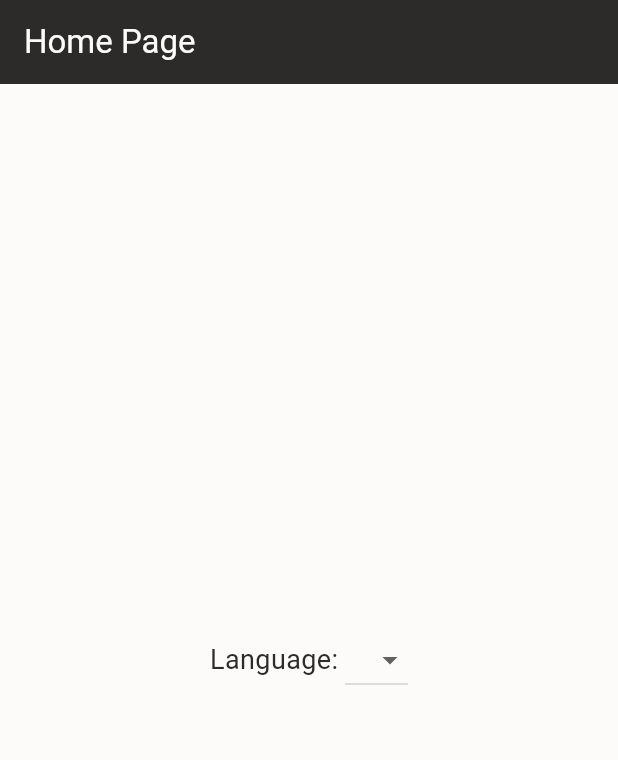
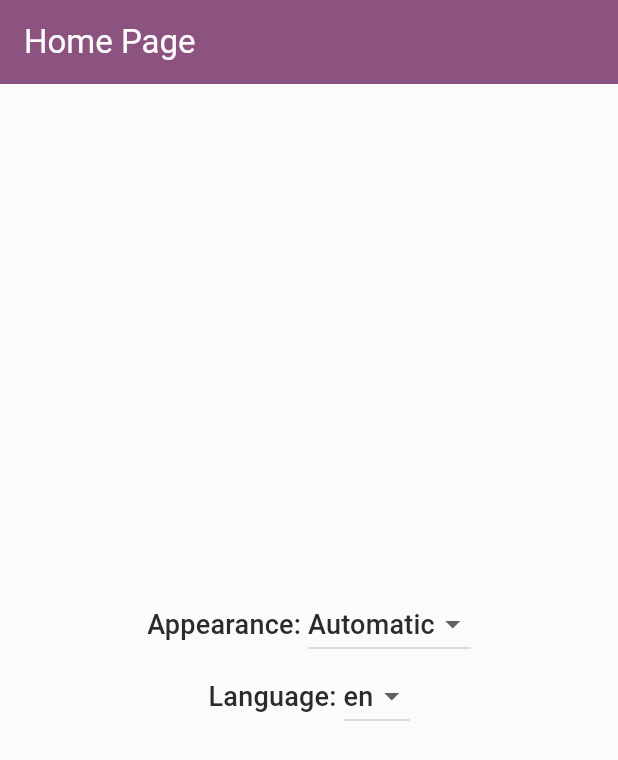
Before and after one commit to Combifightet/CombiToys, a Flutter app: the screen it shows after launch, on a phone screen of 412 x 824 dp. Shown: the top 760 px of the screen. Run offline on Flutter 3.47's test engine with Material 3 defaults, Android fonts, the phone set to English and light mode, and no system bars.

Commit message:
[Feat] added light dark theme switch overhead

```diff
--- a/lib/app/combi_toys.dart
+++ b/lib/app/combi_toys.dart
@@ -1,4 +1,6 @@
 
+import 'package:combi_toys/theme/dark_theme.dart';
+import 'package:combi_toys/theme/light_theme.dart';
 import 'package:flutter/material.dart';
 import 'package:provider/provider.dart';
 
@@ -11,13 +13,39 @@ class CombiToys extends StatelessWidget {
   @override
   Widget build(BuildContext context) {
     return ChangeNotifierProvider(
-      create: (context) => LocaleModel(),
-      child: Consumer<LocaleModel>(
-        builder: (context, localeModel, child) => MaterialApp(
+      create: (context) => GlobalSettingsModel(),
+      child: Consumer<GlobalSettingsModel>(
+        builder: (context, globalSettingsModel, child) => MaterialApp(
           title: 'CombiToys',
           localizationsDelegates: AppLocalizations.localizationsDelegates,
           supportedLocales: AppLocalizations.supportedLocales,
-          locale: localeModel.locale,
+          locale: globalSettingsModel.locale,
+          localeListResolutionCallback: (List<Locale>? preferredLocales, Iterable<Locale> supportedLocales) {
+            print('-----------------------------------');
+            print('preferredLocales: $preferredLocales');
+            print('supportedLocales: $supportedLocales');
+            if (preferredLocales == null || preferredLocales.isEmpty) {
+              return supportedLocales.first;
+            }
+            for (final Locale locale in preferredLocales) {
+              if (supportedLocales.contains(locale)) {
+                return locale;
+              }
+              // Try to match just the language code if full match not found
+              final match = supportedLocales.firstWhere(
+                (supported) => supported.languageCode == locale.languageCode,
+                orElse: () => supportedLocales.first,
+              );
+              if (match.languageCode == locale.languageCode) {
+                return match;
+              }
+            }
+
+            return supportedLocales.first;
+          },
+          themeMode: globalSettingsModel.theme,
+          theme: lightTheme,
+          darkTheme: darkTheme,
           home: HomePage(),
         )
       ),
@@ -25,13 +53,19 @@ class CombiToys extends StatelessWidget {
   }
 }
 
-class LocaleModel extends ChangeNotifier {
+class GlobalSettingsModel extends ChangeNotifier {
   Locale? _locale;
+  ThemeMode _theme = ThemeMode.system;
 
   Locale? get locale => _locale;
-
-  void set(Locale locale) {
+  void setLocale(Locale? locale) {
     _locale = locale;
     notifyListeners();
   }
+
+  ThemeMode get theme => _theme;
+  void setTheme(ThemeMode theme) {
+    _theme = theme;
+    notifyListeners();
+  }
 }
--- a/lib/app/home_page.dart
+++ b/lib/app/home_page.dart
@@ -14,24 +14,23 @@ class HomePage extends StatefulWidget {
 
 class _HomePageState extends State<HomePage> {
   Locale? _selectedLocale;
+  late ThemeMode _selectedTheme;
 
   @override
   void initState() {
     super.initState();
 
-    _selectedLocale = Provider.of<LocaleModel>(context, listen: false).locale;
+    _selectedLocale = Provider.of<GlobalSettingsModel>(context, listen: false).locale;
+    _selectedTheme = Provider.of<GlobalSettingsModel>(context, listen: false).theme;
   }
 
   @override
   Widget build(BuildContext context) {
     return Scaffold(
-      backgroundColor: Color(0xfffcfbfa),
       appBar: AppBar(
         title: Text(
           AppLocalizations.of(context)!.homePage
         ),
-        backgroundColor: Color(0xff2c2b2a),
-        foregroundColor: Color(0xfffcfbfa),
       ),
       body: Center(
         child: Column(
@@ -41,29 +40,73 @@ class _HomePageState extends State<HomePage> {
               mainAxisSize: MainAxisSize.min,
               children: [
                 Text(
-                  AppLocalizations.of(context)!.language,
-                  style: TextStyle(
-                    fontSize: 18,
-                    color: Color(0xff2c2b2a),
-                  ),
+
+                  AppLocalizations.of(context)!.appearance,
+                  style: Theme.of(context).textTheme.titleMedium,
                 ),
-                DropdownButton(
-                  value: _selectedLocale,
-                  items: AppLocalizations.supportedLocales.map(
-                    (locale) => DropdownMenuItem(
-                      value: locale,
-                      child: Text(locale.toString())
-                    )
-                  ).toList(),
-                  onChanged: (Locale? locale) {
-                    if (locale!=null) {
-                      _selectedLocale = locale;
-                      Provider.of<LocaleModel>(context, listen: false).set(locale);
+                DropdownButton<ThemeMode>(
+                  value: _selectedTheme,
+                  items: [
+                    DropdownMenuItem<ThemeMode>(
+                      value: ThemeMode.system,
+                      child: Text(AppLocalizations.of(context)!.themeAutomatic,)
+                    ),
+                    DropdownMenuItem<ThemeMode>(
+                      value: ThemeMode.light,
+                      child: Text(AppLocalizations.of(context)!.themeLight,)
+                    ),
+                    DropdownMenuItem<ThemeMode>(
+                      value: ThemeMode.dark,
+                      child: Text(AppLocalizations.of(context)!.themeDark,)
+                    ),
+                  ],
+                  onChanged: (ThemeMode? theme) {
+                    if (theme!=null) {
+                      _selectedTheme = theme;
+                      Provider.of<GlobalSettingsModel>(context, listen: false).setTheme(theme);
                     }
                   }
                 ),
               ],
-            )
+            ),
+            Row(
+              mainAxisSize: MainAxisSize.min,
+              children: [
+                Text(
+                  AppLocalizations.of(context)!.language,
+                  style: Theme.of(context).textTheme.titleMedium,
+                ),
+                Builder(
+                  builder: (context) {
+                    List<DropdownMenuItem<Locale>> items = [];
+                    //   DropdownMenuItem<Locale?>(
+                    //     value: null,
+                    //     label: '${Localizations.localeOf(context).toString()} (automatic)'
+                    //   )
+                    // ];
+                    items.addAll(
+                      AppLocalizations.supportedLocales.map(
+                        (locale) => DropdownMenuItem<Locale>(
+                          value: locale,
+                          child: Text(locale.toString()),
+                        )
+                      )
+                    );
+
+                    _selectedLocale = Localizations.localeOf(context);
+
+                    return DropdownButton<Locale>(
+                      value: _selectedLocale,
+                      items: items,
+                      onChanged: (Locale? locale) {
+                        _selectedLocale = locale;
+                        Provider.of<GlobalSettingsModel>(context, listen: false).setLocale(locale);
+                      }
+                    );
+                  }
+                ),
+              ],
+            ),
           ],
         ),
       ),
--- a/lib/l10n/app_de.arb
+++ b/lib/l10n/app_de.arb
@@ -1,4 +1,8 @@
 {
 	"homePage": "Startseite",
-	"language": "Sprache: "
+	"language": "Sprache: ",
+	"appearance": "Erscheinungsbild: ",
+	"themeAutomatic": "Automatisch",
+	"themeDark": "Dunkel",
+	"themeLight": "Hell"
 }
--- a/lib/l10n/app_en.arb
+++ b/lib/l10n/app_en.arb
@@ -1,4 +1,8 @@
 {
 	"homePage": "Home Page",
-	"language": "Language: "
+	"language": "Language: ",
+	"appearance": "Appearance: ",
+	"themeAutomatic": "Automatic",
+	"themeDark": "Dark",
+	"themeLight": "Light"
 }
--- /dev/null
+++ b/lib/theme/dark_theme.dart
@@ -0,0 +1,34 @@
+import 'package:flutter/material.dart';
+
+List<Color> purples = [
+  Color(0xff6B406E), // white text
+  Color(0xff8D5380), // white text
+  Color(0xffC279A0), // black text
+  Color(0xffDF9AAB), // black text
+];
+
+Color darkColor        = Color(0xff2c2b2a);
+Color darkAccentColor  = Color(0xff323130);
+Color lightAccentColor = Color(0xffefeeed);
+Color lightColor       = Color(0xfffcfbfa);
+
+// https://www.coolors.co/2c2b2a-323130-efeeed-fcfbfa
+
+ThemeData darkTheme = ThemeData(
+  brightness: Brightness.dark,
+  useMaterial3: true,
+
+  scaffoldBackgroundColor: darkColor,
+  canvasColor: darkAccentColor,
+
+  appBarTheme: AppBarTheme(
+    foregroundColor: darkColor,
+    backgroundColor: purples[2],
+  ),
+  textTheme: TextTheme(
+    titleMedium: TextStyle(
+      fontSize: 16,
+      color: lightColor,
+    ),
+  ),
+);
--- /dev/null
+++ b/lib/theme/light_theme.dart
@@ -0,0 +1,34 @@
+import 'package:flutter/material.dart';
+
+List<Color> purples = [
+  Color(0xff6B406E), // white text
+  Color(0xff8D5380), // white text
+  Color(0xffC279A0), // black text
+  Color(0xffDF9AAB), // black text
+];
+
+Color darkColor        = Color(0xff2c2b2a);
+Color darkAccentColor  = Color(0xff302f2e);
+Color lightAccentColor = Color(0xffefeeed);
+Color lightColor       = Color(0xfffcfbfa);
+
+// https://www.coolors.co/2c2b2a-323130-efeeed-fcfbfa
+
+ThemeData lightTheme = ThemeData(
+  brightness: Brightness.light,
+  useMaterial3: true,
+
+  scaffoldBackgroundColor: lightColor,
+  canvasColor: lightAccentColor,
+
+  appBarTheme: AppBarTheme(
+    foregroundColor: lightColor,
+    backgroundColor: purples[1],
+  ),
+  textTheme: TextTheme(
+    titleMedium: TextStyle(
+      fontSize: 18,
+      color: darkColor
+    )
+  ),
+);
```
Also changed, not shown: lib/l10n/generated/app_localizations.dart, lib/l10n/generated/app_localizations_de.dart, lib/l10n/generated/app_localizations_en.dart.
